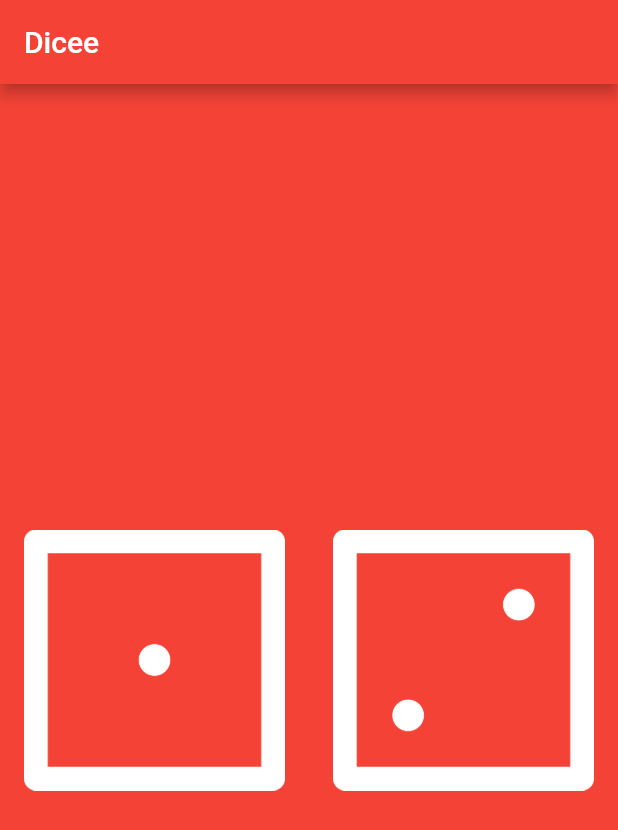
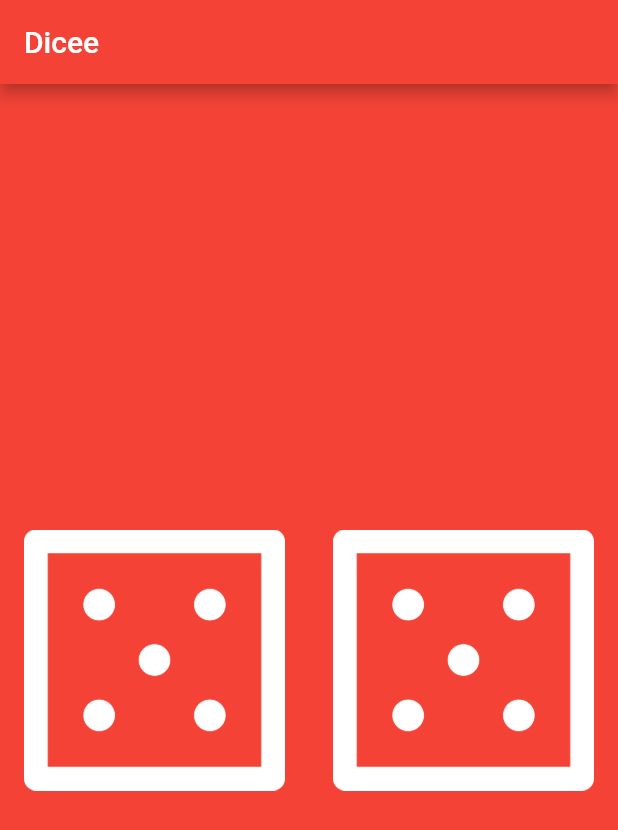
Before and after one commit to robsonsilv4/Dicee, a Flutter app: the screen it shows after launch, on a phone screen of 412 x 824 dp. Shown: the top 830 px of the screen. Run offline on Flutter 3.47's test engine with Material 2 defaults, Android fonts, the phone set to English and light mode, and no system bars.

```diff
--- a/lib/main.dart
+++ b/lib/main.dart
@@ -20,8 +20,8 @@ class DicePage extends StatefulWidget {
 }
 
 class _DicePageState extends State<DicePage> {
-  int leftDice = 1;
-  int rightDice = 2;
+  int leftDice = Random().nextInt(6) + 1;
+  int rightDice = Random().nextInt(6) + 1;
 
   void changeDices() {
     setState(() {
```
Also changed, not shown: previa.gif (added), 1 other file.
